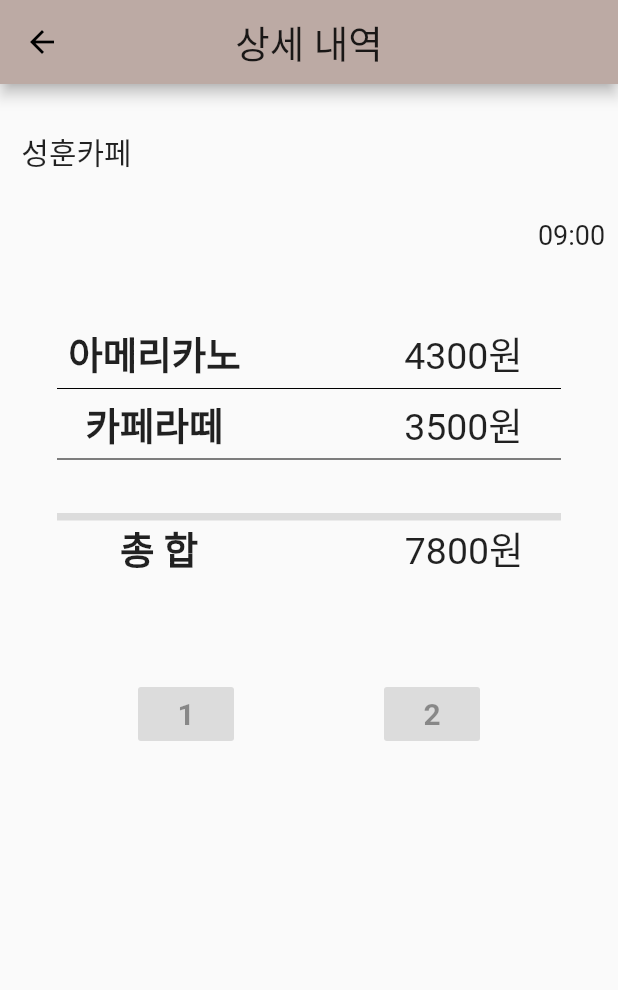
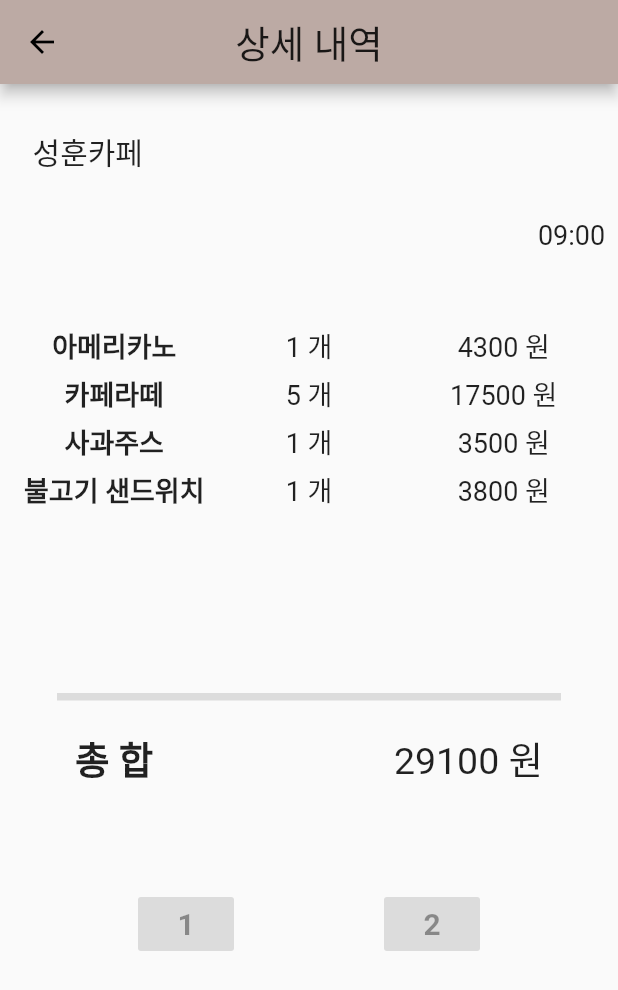
Before and after one commit to ungchun/capstoneDesignStore, a Flutter app: the screen it shows after launch, item 2 of the bottom bar chosen, after a tap on the "add" icon, after a tap on "주문상세", on a phone screen of 412 x 824 dp. Shown: the top 990 px of the screen. Run offline on Flutter 3.47's test engine with Material 2 defaults, Android fonts, the phone set to English and light mode, and no system bars; our stand-ins replace cloud_firestore, firebase_core; accounts and stored records are empty.

Commit message:
20_10_25_01

```diff
--- a/capstone_store/lib/order/breakdown_form.dart
+++ b/capstone_store/lib/order/breakdown_form.dart
@@ -1,3 +1,5 @@
+import 'dart:convert';
+
 import 'package:capstone_store/order/detail_breakdown.dart';
 import 'package:flutter/material.dart';
 import 'package:cloud_firestore/cloud_firestore.dart';
@@ -14,8 +16,8 @@ class _OrderListItemState extends State<OrderListItem> {
   // firestore 데이터 읽어오기 test
   FirebaseFirestore firestore = FirebaseFirestore.instance;
   int menuSize;
-  int price = 0;
-  String tempPrice = "";
+  var price = 0;
+  var tempPrice = 0;
   Stream stream;
 
   @override
@@ -24,8 +26,9 @@ class _OrderListItemState extends State<OrderListItem> {
     menuSize = widget.doc.data()['menu'].length;
 
     for (int i = 0; i < menuSize; i++) {
-      tempPrice = widget.doc.data()['price'][i];
-      price += int.parse(tempPrice);
+      tempPrice +=
+          widget.doc.data()['price'][i] * widget.doc.data()['count'][i];
+      // price += int.parse(tempPrice);
     }
     stream = FirebaseFirestore.instance
         .collection('cafe')
@@ -78,6 +81,9 @@ class _OrderListItemState extends State<OrderListItem> {
                     fontWeight: FontWeight.bold),
               ),
             ),
+            Container(
+              child: Column(
+                children: [
                   Row(
                     mainAxisAlignment: MainAxisAlignment.spaceBetween,
                     children: [
@@ -85,7 +91,7 @@ class _OrderListItemState extends State<OrderListItem> {
                         padding: const EdgeInsets.fromLTRB(20, 2, 0, 0),
                         child: Text(
                           // "${widget.doc.data()['price']}",
-                    "$price 원",
+                          "$tempPrice 원",
                           style: TextStyle(color: Colors.black),
                         ),
                       ),
@@ -94,6 +100,9 @@ class _OrderListItemState extends State<OrderListItem> {
                         child: Text('${widget.doc.data()['상태']}'),
                       ),
                     ],
+                  ),
+                ],
+              ),
             ),
             Row(
               mainAxisAlignment: MainAxisAlignment.end,
--- a/capstone_store/lib/order/detail_breakdown.dart
+++ b/capstone_store/lib/order/detail_breakdown.dart
@@ -10,15 +10,14 @@ class Detailbreakdown extends StatefulWidget {
 }
 
 class _DetailbreakdownState extends State<Detailbreakdown> {
-  int price = 0;
-  String temprice = "";
+  var tempPrice = 0;
+
   @override
   void initState() {
     super.initState();
 
     for (var i = 0; i < widget.map['price'].length; i++) {
-      temprice = widget.map['price'][i];
-      price += int.parse(temprice);
+      tempPrice += widget.map['price'][i] * widget.map['count'][i];
     }
   }
 
@@ -38,7 +37,7 @@ class _DetailbreakdownState extends State<Detailbreakdown> {
           mainAxisAlignment: MainAxisAlignment.center,
           children: [
             Padding(
-              padding: const EdgeInsets.fromLTRB(0, 30, 310, 0),
+              padding: const EdgeInsets.fromLTRB(15, 30, 310, 0),
               child: Text(
                 '${widget.map['카페이름']}',
                 style: TextStyle(fontSize: 20),
@@ -56,10 +55,11 @@ class _DetailbreakdownState extends State<Detailbreakdown> {
               children: [
                 Expanded(
                   child: Padding(
-                    padding: const EdgeInsets.only(top: 50),
+                    padding: const EdgeInsets.fromLTRB(15, 50, 0, 0),
                     child: Container(
-                      height: 130,
+                      height: 250,
                       child: ListView.builder(
+                        physics: NeverScrollableScrollPhysics(),
                         itemCount: widget.map['menu'].length,
                         itemBuilder: (BuildContext context, int index) {
                           return _menuview(widget.map['menu'][index]);
@@ -72,11 +72,43 @@ class _DetailbreakdownState extends State<Detailbreakdown> {
                   child: Padding(
                     padding: const EdgeInsets.only(top: 50),
                     child: Container(
-                      height: 130,
+                      height: 250,
                       child: ListView.builder(
+                        physics: NeverScrollableScrollPhysics(),
+                        itemCount: widget.map['count'].length,
+                        itemBuilder: (BuildContext context, int index) {
+                          return _countview(widget.map['count'][index]);
+                        },
+                      ),
+                    ),
+                  ),
+                ),
+                // Expanded(
+                //   child: Padding(
+                //     padding: const EdgeInsets.only(top: 50),
+                //     child: Container(
+                //       height: 250,
+                //       child: ListView.builder(
+                //         physics: NeverScrollableScrollPhysics(),
+                //         itemCount: widget.map['price'].length,
+                //         itemBuilder: (BuildContext context, int index) {
+                //           return _priceview(widget.map['price'][index]);
+                //         },
+                //       ),
+                //     ),
+                //   ),
+                // ),
+                Expanded(
+                  child: Padding(
+                    padding: const EdgeInsets.fromLTRB(0, 50, 15, 0),
+                    child: Container(
+                      height: 250,
+                      child: ListView.builder(
+                        physics: NeverScrollableScrollPhysics(),
                         itemCount: widget.map['price'].length,
                         itemBuilder: (BuildContext context, int index) {
-                          return _priceview(widget.map['price'][index]);
+                          return _sumpriceview(widget.map['price'][index] *
+                              widget.map['count'][index]);
                         },
                       ),
                     ),
@@ -94,16 +126,16 @@ class _DetailbreakdownState extends State<Detailbreakdown> {
               mainAxisAlignment: MainAxisAlignment.spaceBetween,
               children: [
                 Padding(
-                  padding: const EdgeInsets.only(left: 80),
+                  padding: const EdgeInsets.fromLTRB(50, 20, 0, 0),
                   child: Text(
                     '총 합',
                     style: TextStyle(fontSize: 25, fontWeight: FontWeight.bold),
                   ),
                 ),
                 Padding(
-                  padding: const EdgeInsets.only(right: 63),
+                  padding: const EdgeInsets.fromLTRB(0, 20, 50, 0),
                   child: Text(
-                    '$price원',
+                    '$tempPrice 원',
                     style: TextStyle(fontSize: 25),
                   ),
                 ),
@@ -130,12 +162,18 @@ class _DetailbreakdownState extends State<Detailbreakdown> {
       children: [
         Text(
           '$doc',
-          style: TextStyle(fontSize: 25, fontWeight: FontWeight.bold),
+          style: TextStyle(
+            fontSize: 18,
+            fontWeight: FontWeight.bold,
+          ),
         ),
-        Divider(
-          height: 10,
-          color: Colors.black,
-          indent: 38,
+        // Divider(
+        //   height: 10,
+        //   color: Colors.black,
+        //   indent: 0,
+        // ),
+        SizedBox(
+          height: 5,
         ),
       ],
     );
@@ -145,13 +183,59 @@ class _DetailbreakdownState extends State<Detailbreakdown> {
     return Column(
       children: [
         Text(
-          '$doc원',
-          style: TextStyle(fontSize: 25),
+          '$doc 원',
+          style: TextStyle(
+            fontSize: 18,
+          ),
         ),
-        Divider(
-          height: 10,
-          color: Colors.black,
-          endIndent: 38,
+        // Divider(
+        //   height: 10,
+        //   color: Colors.black,
+        //   endIndent: 38,
+        // ),
+        SizedBox(
+          height: 5,
+        ),
+      ],
+    );
+  }
+
+  Widget _countview(dynamic doc) {
+    return Column(
+      children: [
+        Text(
+          '$doc 개',
+          style: TextStyle(
+            fontSize: 18,
+          ),
+        ),
+        // Divider(
+        //   height: 10,
+        //   color: Colors.black,
+        // ),
+        SizedBox(
+          height: 5,
+        ),
+      ],
+    );
+  }
+
+  Widget _sumpriceview(dynamic doc) {
+    return Column(
+      mainAxisAlignment: MainAxisAlignment.end,
+      children: [
+        Text(
+          '$doc 원',
+          style: TextStyle(
+            fontSize: 18,
+          ),
+        ),
+        // Divider(
+        //   height: 10,
+        //   color: Colors.black,
+        // ),
+        SizedBox(
+          height: 5,
         ),
       ],
     );
--- a/capstone_store/lib/order/order_List.dart
+++ b/capstone_store/lib/order/order_List.dart
@@ -43,10 +43,10 @@ class _OrderListState extends State<OrderList> {
       ),
       floatingActionButton: FloatingActionButton(
         onPressed: () {
-          FirebaseFirestore.instance.collection('order').doc('3').set({
-            "menu": ["아메리카노", "카페라떼"],
-            "count": [1, 5],
-            "price": ["4300", "3500"],
+          FirebaseFirestore.instance.collection('order').doc('1').set({
+            "menu": ["아메리카노", "카페라떼", '사과주스', '불고기 샌드위치'],
+            "count": [1, 5, 1, 1],
+            "price": [4300, 3500, 3500, 3800],
             "상태": "",
             "카페이름": "성훈카페",
             "cafeID": "2",
```
Lines whose indentation alone changed are shown as unchanged.
